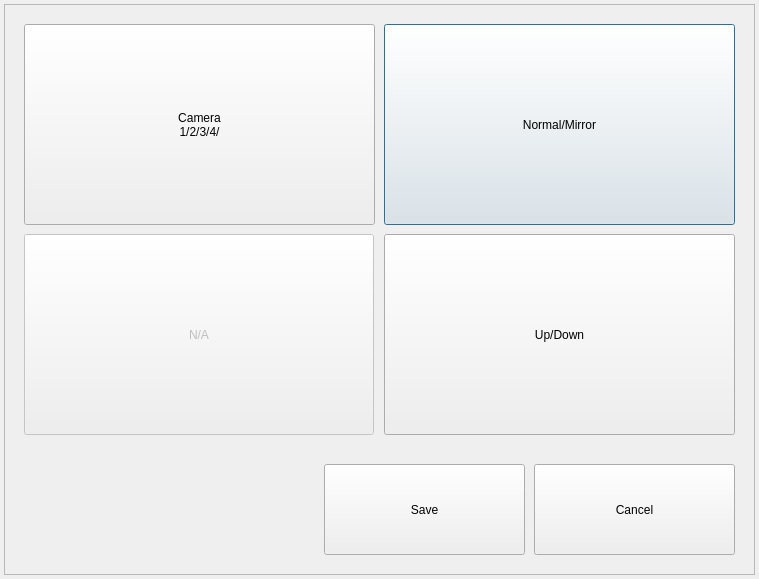
First picture: the form in gui/mainwidget/src/dvrsetup/device/videoinput/videoinputdialog.ui, repository yjsin-emastec/neptune, before the edit.
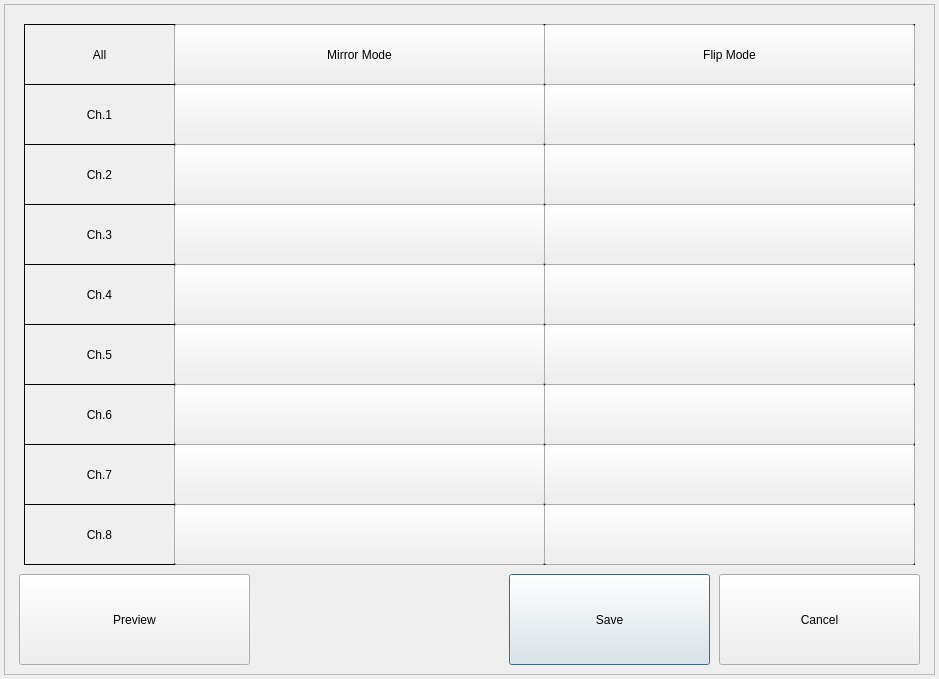
Second picture: the form after the edit.

Commit message: Modify videoinput dialog for 8 channel and add preview function 원인 - 채널 설정을 확인/변경할 때 버튼을 여러번 눌러야하므로 사용이 불편 - 설정변경 후 메뉴를 닫아야 확인이 가능하므로 사용이 불편 내용 - 한 화면에서 모든 채널의 설정이 보이도록 테이블 형식으로 UI 수정 - Live화면을 보면서 설정을 변경할 수 있도록 미리보기 기능 추가

```diff
--- a/gui/mainwidget/src/dvrsetup/device/videoinput/videoinputdialog.ui
+++ b/gui/mainwidget/src/dvrsetup/device/videoinput/videoinputdialog.ui
@@ -6,8 +6,8 @@
    <rect>
     <x>0</x>
     <y>0</y>
-    <width>759</width>
-    <height>579</height>
+    <width>939</width>
+    <height>679</height>
    </rect>
   </property>
   <property name="windowTitle">
@@ -18,8 +18,8 @@
     <rect>
      <x>4</x>
      <y>4</y>
-     <width>751</width>
-     <height>571</height>
+     <width>931</width>
+     <height>671</height>
     </rect>
    </property>
    <property name="frameShape">
@@ -28,94 +28,11 @@
    <property name="frameShadow">
     <enum>QFrame::Raised</enum>
    </property>
-   <widget class="QPushButton" name="buttonMirror">
-    <property name="enabled">
-     <bool>true</bool>
-    </property>
-    <property name="geometry">
-     <rect>
-      <x>380</x>
-      <y>20</y>
-      <width>351</width>
-      <height>201</height>
-     </rect>
-    </property>
-    <property name="minimumSize">
-     <size>
-      <width>236</width>
-      <height>200</height>
-     </size>
-    </property>
-    <property name="text">
-     <string>Normal/Mirror</string>
-    </property>
-   </widget>
-   <widget class="QPushButton" name="buttonCamera">
-    <property name="geometry">
-     <rect>
-      <x>20</x>
-      <y>20</y>
-      <width>351</width>
-      <height>201</height>
-     </rect>
-    </property>
-    <property name="minimumSize">
-     <size>
-      <width>236</width>
-      <height>200</height>
-     </size>
-    </property>
-    <property name="text">
-     <string>Camera
-1/2/3/4/</string>
-    </property>
-   </widget>
-   <widget class="QPushButton" name="buttonFlip">
-    <property name="geometry">
-     <rect>
-      <x>380</x>
-      <y>230</y>
-      <width>351</width>
-      <height>201</height>
-     </rect>
-    </property>
-    <property name="minimumSize">
-     <size>
-      <width>236</width>
-      <height>200</height>
-     </size>
-    </property>
-    <property name="text">
-     <string>Up/Down</string>
-    </property>
-   </widget>
-   <widget class="QPushButton" name="buttonNotAvailable">
-    <property name="enabled">
-     <bool>false</bool>
-    </property>
-    <property name="geometry">
-     <rect>
-      <x>20</x>
-      <y>230</y>
-      <width>350</width>
-      <height>201</height>
-     </rect>
-    </property>
-    <property name="minimumSize">
-     <size>
-      <width>236</width>
-      <height>200</height>
-     </size>
-    </property>
-    <property name="text">
-     <string>N/A</string>
-    </property>
-   </widget>
    <widget class="QPushButton" name="buttonSave">
     <property name="geometry">
      <rect>
-      <x>320</x>
-      <y>460</y>
+      <x>505</x>
+      <y>570</y>
       <width>201</width>
       <height>91</height>
      </rect>
@@ -127,8 +44,8 @@
    <widget class="QPushButton" name="buttonClose">
     <property name="geometry">
      <rect>
-      <x>530</x>
-      <y>460</y>
+      <x>715</x>
+      <y>570</y>
       <width>201</width>
       <height>91</height>
      </rect>
@@ -137,6 +54,766 @@
      <string>Cancel</string>
     </property>
    </widget>
+   <widget class="QLabel" name="labelAll">
+    <property name="geometry">
+     <rect>
+      <x>20</x>
+      <y>20</y>
+      <width>151</width>
+      <height>61</height>
+     </rect>
+    </property>
+    <property name="frameShape">
+     <enum>QFrame::Box</enum>
+    </property>
+    <property name="text">
+     <string>All</string>
+    </property>
+    <property name="alignment">
+     <set>Qt::AlignCenter</set>
+    </property>
+   </widget>
+   <widget class="QLabel" name="labelMirrorAll">
+    <property name="geometry">
+     <rect>
+      <x>170</x>
+      <y>20</y>
+      <width>371</width>
+      <height>61</height>
+     </rect>
+    </property>
+    <property name="frameShape">
+     <enum>QFrame::Box</enum>
+    </property>
+    <property name="text">
+     <string/>
+    </property>
+    <property name="alignment">
+     <set>Qt::AlignCenter</set>
+    </property>
+   </widget>
+   <widget class="QLabel" name="labelFlipAll">
+    <property name="geometry">
+     <rect>
+      <x>540</x>
+      <y>20</y>
+      <width>371</width>
+      <height>61</height>
+     </rect>
+    </property>
+    <property name="frameShape">
+     <enum>QFrame::Box</enum>
+    </property>
+    <property name="text">
+     <string/>
+    </property>
+    <property name="alignment">
+     <set>Qt::AlignCenter</set>
+    </property>
+   </widget>
+   <widget class="QLabel" name="labelCh1">
+    <property name="geometry">
+     <rect>
+      <x>20</x>
+      <y>80</y>
+      <width>151</width>
+      <height>61</height>
+     </rect>
+    </property>
+    <property name="frameShape">
+     <enum>QFrame::Box</enum>
+    </property>
+    <property name="text">
+     <string>Ch.1</string>
+    </property>
+    <property name="alignment">
+     <set>Qt::AlignCenter</set>
+    </property>
+   </widget>
+   <widget class="QLabel" name="labelCh2">
+    <property name="geometry">
+     <rect>
+      <x>20</x>
+      <y>140</y>
+      <width>151</width>
+      <height>61</height>
+     </rect>
+    </property>
+    <property name="frameShape">
+     <enum>QFrame::Box</enum>
+    </property>
+    <property name="text">
+     <string>Ch.2</string>
+    </property>
+    <property name="alignment">
+     <set>Qt::AlignCenter</set>
+    </property>
+   </widget>
+   <widget class="QLabel" name="labelCh3">
+    <property name="geometry">
+     <rect>
+      <x>20</x>
+      <y>200</y>
+      <width>151</width>
+      <height>61</height>
+     </rect>
+    </property>
+    <property name="frameShape">
+     <enum>QFrame::Box</enum>
+    </property>
+    <property name="text">
+     <string>Ch.3</string>
+    </property>
+    <property name="alignment">
+     <set>Qt::AlignCenter</set>
+    </property>
+   </widget>
+   <widget class="QLabel" name="labelCh4">
+    <property name="geometry">
+     <rect>
+      <x>20</x>
+      <y>260</y>
+      <width>151</width>
+      <height>61</height>
+     </rect>
+    </property>
+    <property name="frameShape">
+     <enum>QFrame::Box</enum>
+    </property>
+    <property name="text">
+     <string>Ch.4</string>
+    </property>
+    <property name="alignment">
+     <set>Qt::AlignCenter</set>
+    </property>
+   </widget>
+   <widget class="QLabel" name="labelCh5">
+    <property name="geometry">
+     <rect>
+      <x>20</x>
+      <y>320</y>
+      <width>151</width>
+      <height>61</height>
+     </rect>
+    </property>
+    <property name="frameShape">
+     <enum>QFrame::Box</enum>
+    </property>
+    <property name="text">
+     <string>Ch.5</string>
+    </property>
+    <property name="alignment">
+     <set>Qt::AlignCenter</set>
+    </property>
+   </widget>
+   <widget class="QLabel" name="labelCh6">
+    <property name="geometry">
+     <rect>
+      <x>20</x>
+      <y>380</y>
+      <width>151</width>
+      <height>61</height>
+     </rect>
+    </property>
+    <property name="frameShape">
+     <enum>QFrame::Box</enum>
+    </property>
+    <property name="text">
+     <string>Ch.6</string>
+    </property>
+    <property name="alignment">
+     <set>Qt::AlignCenter</set>
+    </property>
+   </widget>
+   <widget class="QLabel" name="labelCh7">
+    <property name="geometry">
+     <rect>
+      <x>20</x>
+      <y>440</y>
+      <width>151</width>
+      <height>61</height>
+     </rect>
+    </property>
+    <property name="frameShape">
+     <enum>QFrame::Box</enum>
+    </property>
+    <property name="text">
+     <string>Ch.7</string>
+    </property>
+    <property name="alignment">
+     <set>Qt::AlignCenter</set>
+    </property>
+   </widget>
+   <widget class="QLabel" name="labelCh8">
+    <property name="geometry">
+     <rect>
+      <x>20</x>
+      <y>500</y>
+      <width>151</width>
+      <height>61</height>
+     </rect>
+    </property>
+    <property name="frameShape">
+     <enum>QFrame::Box</enum>
+    </property>
+    <property name="text">
+     <string>Ch.8</string>
+    </property>
+    <property name="alignment">
+     <set>Qt::AlignCenter</set>
+    </property>
+   </widget>
+   <widget class="QLabel" name="labelMirror1">
+    <property name="geometry">
+     <rect>
+      <x>170</x>
+      <y>80</y>
+      <width>371</width>
+      <height>61</height>
+     </rect>
+    </property>
+    <property name="frameShape">
+     <enum>QFrame::Box</enum>
+    </property>
+    <property name="text">
+     <string/>
+    </property>
+    <property name="alignment">
+     <set>Qt::AlignCenter</set>
+    </property>
+   </widget>
+   <widget class="QLabel" name="labelMirror2">
+    <property name="geometry">
+     <rect>
+      <x>170</x>
+      <y>140</y>
+      <width>371</width>
+      <height>61</height>
+     </rect>
+    </property>
+    <property name="frameShape">
+     <enum>QFrame::Box</enum>
+    </property>
+    <property name="text">
+     <string/>
+    </property>
+    <property name="alignment">
+     <set>Qt::AlignCenter</set>
+    </property>
+   </widget>
+   <widget class="QLabel" name="labelMirror3">
+    <property name="geometry">
+     <rect>
+      <x>170</x>
+      <y>200</y>
+      <width>371</width>
+      <height>61</height>
+     </rect>
+    </property>
+    <property name="frameShape">
+     <enum>QFrame::Box</enum>
+    </property>
+    <property name="text">
+     <string/>
+    </property>
+    <property name="alignment">
+     <set>Qt::AlignCenter</set>
+    </property>
+   </widget>
+   <widget class="QLabel" name="labelMirror4">
+    <property name="geometry">
+     <rect>
+      <x>170</x>
+      <y>260</y>
+      <width>371</width>
+      <height>61</height>
+     </rect>
+    </property>
+    <property name="frameShape">
+     <enum>QFrame::Box</enum>
+    </property>
+    <property name="text">
+     <string/>
+    </property>
+    <property name="alignment">
+     <set>Qt::AlignCenter</set>
+    </property>
+   </widget>
+   <widget class="QLabel" name="labelMirror5">
+    <property name="geometry">
+     <rect>
+      <x>170</x>
+      <y>320</y>
+      <width>371</width>
+      <height>61</height>
+     </rect>
+    </property>
+    <property name="frameShape">
+     <enum>QFrame::Box</enum>
+    </property>
+    <property name="text">
+     <string/>
+    </property>
+    <property name="alignment">
+     <set>Qt::AlignCenter</set>
+    </property>
+   </widget>
+   <widget class="QLabel" name="labelMirror6">
+    <property name="geometry">
+     <rect>
+      <x>170</x>
+      <y>380</y>
+      <width>371</width>
+      <height>61</height>
+     </rect>
+    </property>
+    <property name="frameShape">
+     <enum>QFrame::Box</enum>
+    </property>
+    <property name="text">
+     <string/>
+    </property>
+    <property name="alignment">
+     <set>Qt::AlignCenter</set>
+    </property>
+   </widget>
+   <widget class="QLabel" name="labelMirror7">
+    <property name="geometry">
+     <rect>
+      <x>170</x>
+      <y>440</y>
+      <width>371</width>
+      <height>61</height>
+     </rect>
+    </property>
+    <property name="frameShape">
+     <enum>QFrame::Box</enum>
+    </property>
+    <property name="text">
+     <string/>
+    </property>
+    <property name="alignment">
+     <set>Qt::AlignCenter</set>
+    </property>
+   </widget>
+   <widget class="QLabel" name="labelMirror8">
+    <property name="geometry">
+     <rect>
+      <x>170</x>
+      <y>500</y>
+      <width>371</width>
+      <height>61</height>
+     </rect>
+    </property>
+    <property name="frameShape">
+     <enum>QFrame::Box</enum>
+    </property>
+    <property name="text">
+     <string/>
+    </property>
+    <property name="alignment">
+     <set>Qt::AlignCenter</set>
+    </property>
+   </widget>
+   <widget class="QLabel" name="labelFlip1">
+    <property name="geometry">
+     <rect>
+      <x>540</x>
+      <y>80</y>
+      <width>371</width>
+      <height>61</height>
+     </rect>
+    </property>
+    <property name="frameShape">
+     <enum>QFrame::Box</enum>
+    </property>
+    <property name="text">
+     <string/>
+    </property>
+    <property name="alignment">
+     <set>Qt::AlignCenter</set>
+    </property>
+   </widget>
+   <widget class="QLabel" name="labelFlip2">
+    <property name="geometry">
+     <rect>
+      <x>540</x>
+      <y>140</y>
+      <width>371</width>
+      <height>61</height>
+     </rect>
+    </property>
+    <property name="frameShape">
+     <enum>QFrame::Box</enum>
+    </property>
+    <property name="text">
+     <string/>
+    </property>
+    <property name="alignment">
+     <set>Qt::AlignCenter</set>
+    </property>
+   </widget>
+   <widget class="QLabel" name="labelFlip3">
+    <property name="geometry">
+     <rect>
+      <x>540</x>
+      <y>200</y>
+      <width>371</width>
+      <height>61</height>
+     </rect>
+    </property>
+    <property name="frameShape">
+     <enum>QFrame::Box</enum>
+    </property>
+    <property name="text">
+     <string/>
+    </property>
+    <property name="alignment">
+     <set>Qt::AlignCenter</set>
+    </property>
+   </widget>
+   <widget class="QLabel" name="labelFlip4">
+    <property name="geometry">
+     <rect>
+      <x>540</x>
+      <y>260</y>
+      <width>371</width>
+      <height>61</height>
+     </rect>
+    </property>
+    <property name="frameShape">
+     <enum>QFrame::Box</enum>
+    </property>
+    <property name="text">
+     <string/>
+    </property>
+    <property name="alignment">
+     <set>Qt::AlignCenter</set>
+    </property>
+   </widget>
+   <widget class="QLabel" name="labelFlip5">
+    <property name="geometry">
+     <rect>
+      <x>540</x>
+      <y>320</y>
+      <width>371</width>
+      <height>61</height>
+     </rect>
+    </property>
+    <property name="frameShape">
+     <enum>QFrame::Box</enum>
+    </property>
+    <property name="text">
+     <string/>
+    </property>
+    <property name="alignment">
+     <set>Qt::AlignCenter</set>
+    </property>
+   </widget>
+   <widget class="QLabel" name="labelFlip6">
+    <property name="geometry">
+     <rect>
+      <x>540</x>
+      <y>380</y>
+      <width>371</width>
+      <height>61</height>
+     </rect>
+    </property>
+    <property name="frameShape">
+     <enum>QFrame::Box</enum>
+    </property>
+    <property name="text">
+     <string/>
+    </property>
+    <property name="alignment">
+     <set>Qt::AlignCenter</set>
+    </property>
+   </widget>
+   <widget class="QLabel" name="labelFlip7">
+    <property name="geometry">
+     <rect>
+      <x>540</x>
+      <y>440</y>
+      <width>371</width>
+      <height>61</height>
+     </rect>
+    </property>
+    <property name="frameShape">
+     <enum>QFrame::Box</enum>
+    </property>
+    <property name="text">
+     <string/>
+    </property>
+    <property name="alignment">
+     <set>Qt::AlignCenter</set>
+    </property>
+   </widget>
+   <widget class="QLabel" name="labelFlip8">
+    <property name="geometry">
+     <rect>
+      <x>540</x>
+      <y>500</y>
+      <width>371</width>
+      <height>61</height>
+     </rect>
+    </property>
+    <property name="frameShape">
+     <enum>QFrame::Box</enum>
+    </property>
+    <property name="text">
+     <string/>
+    </property>
+    <property name="alignment">
+     <set>Qt::AlignCenter</set>
+    </property>
+   </widget>
+   <widget class="QPushButton" name="buttonMirrorAll">
+    <property name="geometry">
+     <rect>
+      <x>170</x>
+      <y>20</y>
+      <width>371</width>
+      <height>61</height>
+     </rect>
+    </property>
+    <property name="text">
+     <string>Mirror Mode</string>
+    </property>
+   </widget>
+   <widget class="QPushButton" name="buttonFlipAll">
+    <property name="geometry">
+     <rect>
+      <x>540</x>
+      <y>20</y>
+      <width>371</width>
+      <height>61</height>
+     </rect>
+    </property>
+    <property name="text">
+     <string>Flip Mode</string>
+    </property>
+   </widget>
+   <widget class="QPushButton" name="buttonMirror1">
+    <property name="geometry">
+     <rect>
+      <x>170</x>
+      <y>80</y>
+      <width>371</width>
+      <height>61</height>
+     </rect>
+    </property>
+    <property name="text">
+     <string/>
+    </property>
+   </widget>
+   <widget class="QPushButton" name="buttonMirror2">
+    <property name="geometry">
+     <rect>
+      <x>170</x>
+      <y>140</y>
+      <width>371</width>
+      <height>61</height>
+     </rect>
+    </property>
+    <property name="text">
+     <string/>
+    </property>
+   </widget>
+   <widget class="QPushButton" name="buttonMirror3">
+    <property name="geometry">
+     <rect>
+      <x>170</x>
+      <y>200</y>
+      <width>371</width>
+      <height>61</height>
+     </rect>
+    </property>
+    <property name="text">
+     <string/>
+    </property>
+   </widget>
+   <widget class="QPushButton" name="buttonMirror4">
+    <property name="geometry">
+     <rect>
+      <x>170</x>
+      <y>260</y>
+      <width>371</width>
+      <height>61</height>
+     </rect>
+    </property>
+    <property name="text">
+     <string/>
+    </property>
+   </widget>
+   <widget class="QPushButton" name="buttonMirror5">
+    <property name="geometry">
+     <rect>
+      <x>170</x>
+      <y>320</y>
+      <width>371</width>
+      <height>61</height>
+     </rect>
+    </property>
+    <property name="text">
+     <string/>
+    </property>
+   </widget>
+   <widget class="QPushButton" name="buttonMirror6">
+    <property name="geometry">
+     <rect>
+      <x>170</x>
+      <y>380</y>
+      <width>371</width>
+      <height>61</height>
+     </rect>
+    </property>
+    <property name="text">
+     <string/>
+    </property>
+   </widget>
+   <widget class="QPushButton" name="buttonMirror7">
+    <property name="geometry">
+     <rect>
+      <x>170</x>
+      <y>440</y>
+      <width>371</width>
+      <height>61</height>
+     </rect>
+    </property>
+    <property name="text">
+     <string/>
+    </property>
+   </widget>
+   <widget class="QPushButton" name="buttonMirror8">
+    <property name="geometry">
+     <rect>
+      <x>170</x>
+      <y>500</y>
+      <width>371</width>
+      <height>61</height>
+     </rect>
+    </property>
+    <property name="text">
+     <string/>
+    </property>
+   </widget>
+   <widget class="QPushButton" name="buttonFlip1">
+    <property name="geometry">
+     <rect>
+      <x>540</x>
+      <y>80</y>
+      <width>371</width>
+      <height>61</height>
+     </rect>
+    </property>
+    <property name="text">
+     <string/>
+    </property>
+   </widget>
+   <widget class="QPushButton" name="buttonFlip2">
+    <property name="geometry">
+     <rect>
+      <x>540</x>
+      <y>140</y>
+      <width>371</width>
+      <height>61</height>
+     </rect>
+    </property>
+    <property name="text">
+     <string/>
+    </property>
+   </widget>
+   <widget class="QPushButton" name="buttonFlip3">
+    <property name="geometry">
+     <rect>
+      <x>540</x>
+      <y>200</y>
+      <width>371</width>
+      <height>61</height>
+     </rect>
+    </property>
+    <property name="text">
+     <string/>
+    </property>
+   </widget>
+   <widget class="QPushButton" name="buttonFlip4">
+    <property name="geometry">
+     <rect>
+      <x>540</x>
+      <y>260</y>
+      <width>371</width>
+      <height>61</height>
+     </rect>
+    </property>
+    <property name="text">
+     <string/>
+    </property>
+   </widget>
+   <widget class="QPushButton" name="buttonFlip5">
+    <property name="geometry">
+     <rect>
+      <x>540</x>
+      <y>320</y>
+      <width>371</width>
+      <height>61</height>
+     </rect>
+    </property>
+    <property name="text">
+     <string/>
+    </property>
+   </widget>
+   <widget class="QPushButton" name="buttonFlip6">
+    <property name="geometry">
+     <rect>
+      <x>540</x>
+      <y>380</y>
+      <width>371</width>
+      <height>61</height>
+     </rect>
+    </property>
+    <property name="text">
+     <string/>
+    </property>
+   </widget>
+   <widget class="QPushButton" name="buttonFlip7">
+    <property name="geometry">
+     <rect>
+      <x>540</x>
+      <y>440</y>
+      <width>371</width>
+      <height>61</height>
+     </rect>
+    </property>
+    <property name="text">
+     <string/>
+    </property>
+   </widget>
+   <widget class="QPushButton" name="buttonFlip8">
+    <property name="geometry">
+     <rect>
+      <x>540</x>
+      <y>500</y>
+      <width>371</width>
+      <height>61</height>
+     </rect>
+    </property>
+    <property name="text">
+     <string/>
+    </property>
+   </widget>
+   <widget class="QPushButton" name="buttonPreview">
+    <property name="geometry">
+     <rect>
+      <x>15</x>
+      <y>570</y>
+      <width>231</width>
+      <height>91</height>
+     </rect>
+    </property>
+    <property name="text">
+     <string>Preview</string>
+    </property>
+   </widget>
   </widget>
  </widget>
  <layoutdefault spacing="6" margin="11"/>
```
The commit also changes 32 other files.
